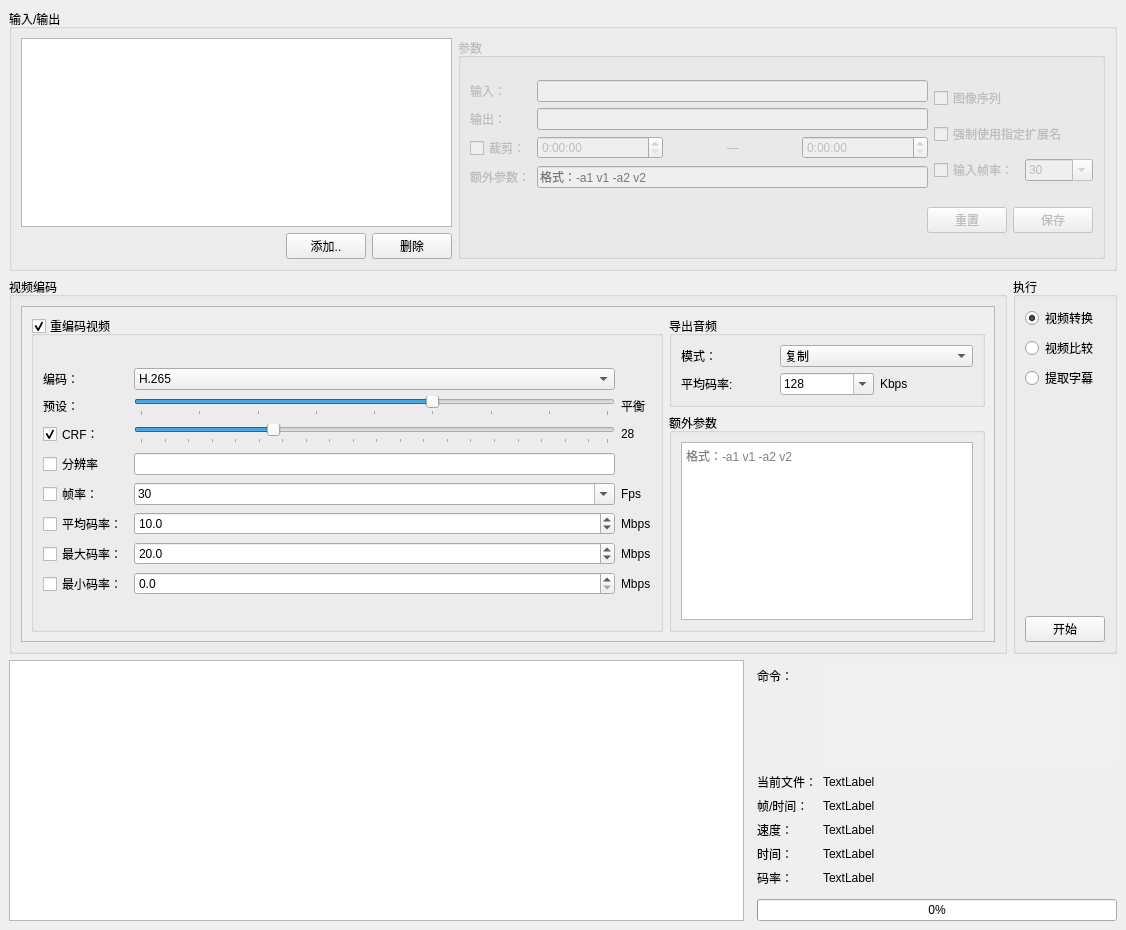
Above: vca/main_window.ui from autodotua/Video-Compression-Assistant before the change. Below: the same form after it.
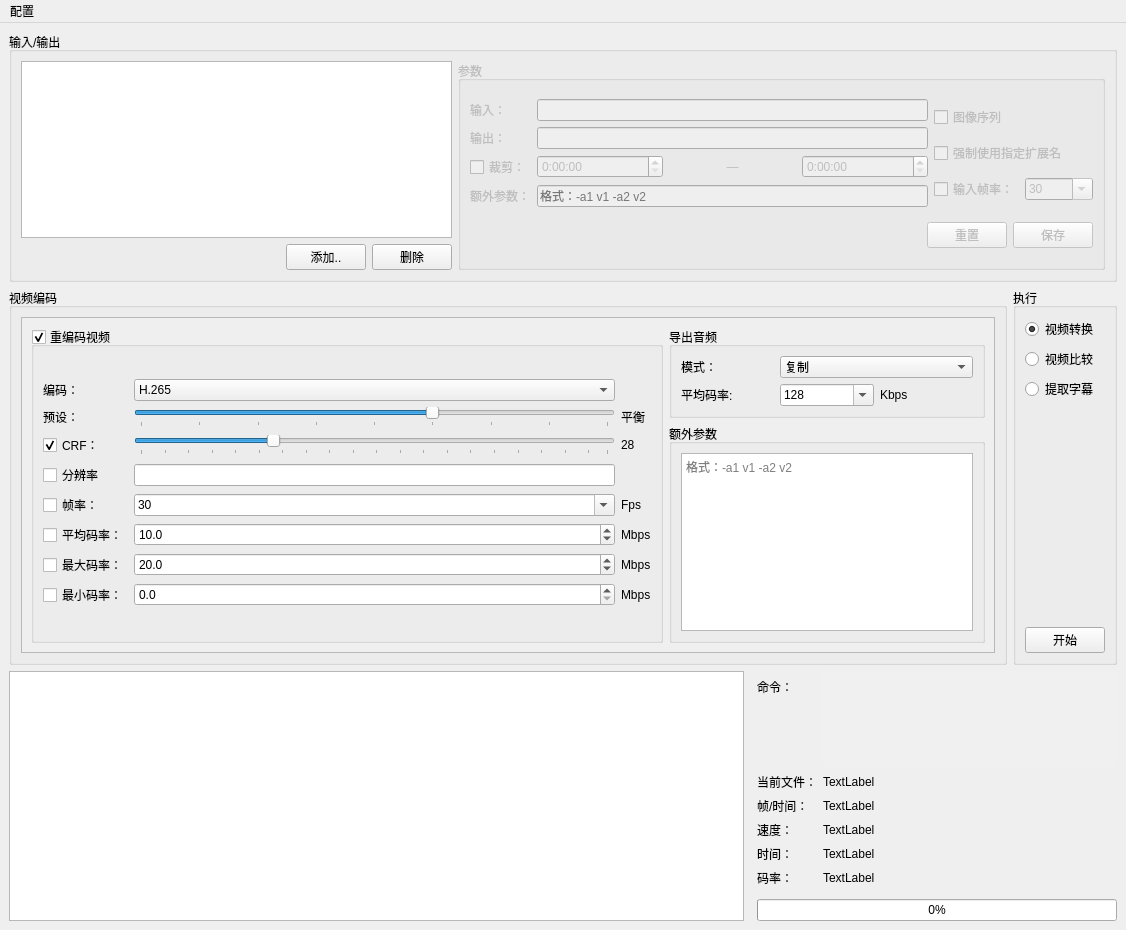
That is the form after the change.

```diff
--- a/vca/main_window.ui
+++ b/vca/main_window.ui
@@ -1025,6 +1025,17 @@
      <height>26</height>
     </rect>
    </property>
+   <widget class="QMenu" name="menu">
+    <property name="title">
+     <string>配置</string>
+    </property>
+    <addaction name="separator"/>
+    <addaction name="action_2"/>
+    <addaction name="action_3"/>
+    <addaction name="separator"/>
+    <addaction name="action_5"/>
+   </widget>
+   <addaction name="menu"/>
   </widget>
  </widget>
  <resources/>
```
Left out of the diff: 21 changed lines with no effect on the pictures.
